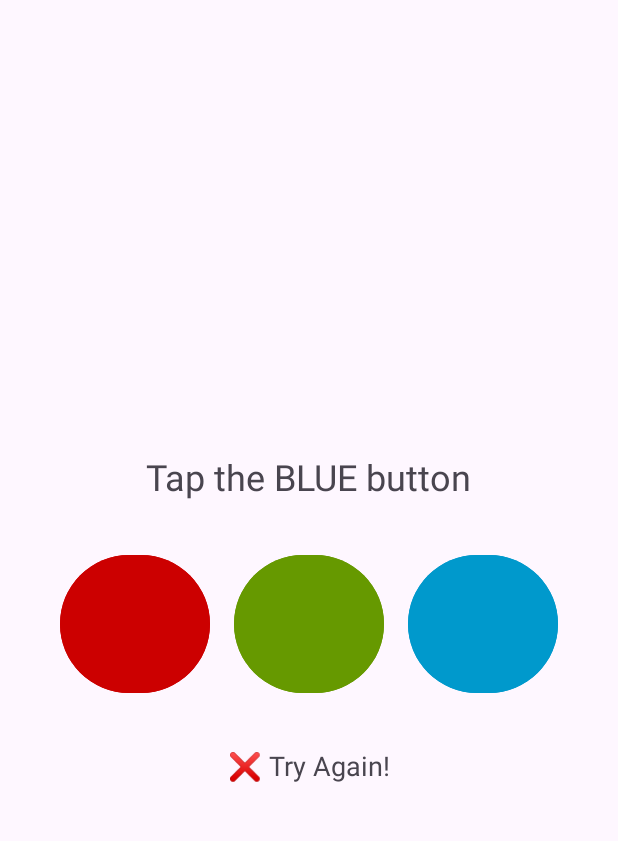
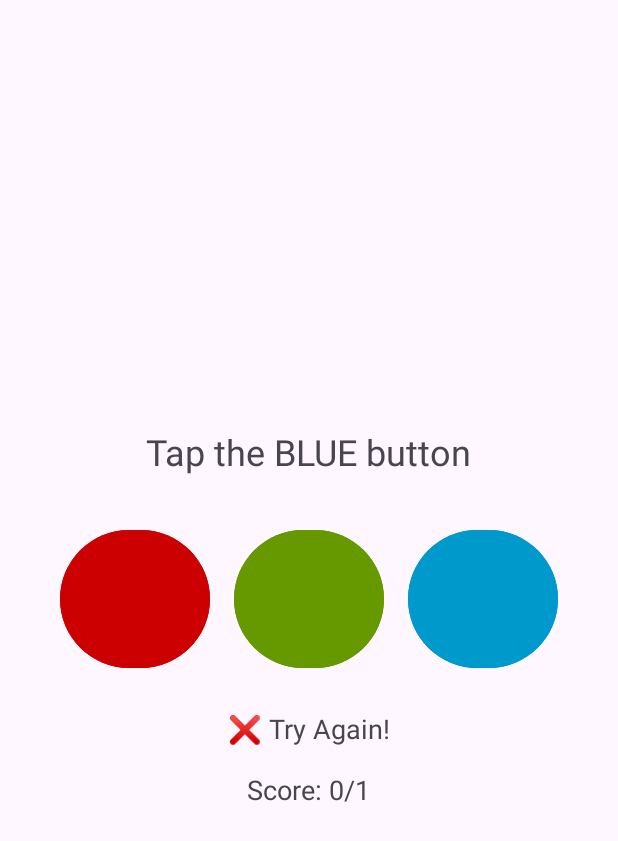
Before and after one commit to SaskPolytechBIS/Vortex_05, an Android app: the NeuroCycleGameActivity screen opened directly, with no data from a screen before it, after a tap on an icon or button, on a phone screen of 412 x 824 dp. Shown: the top 841 px of the screen. Run offline under Robolectric (Android 15) with nearby library versions, the light colour scheme and no system bars.

Commit message:
neurocycle game

```diff
--- a/MS.UserProfile/app/src/main/java/com/example/msuserprofile/NeuroCycleGameActivity.java
+++ b/MS.UserProfile/app/src/main/java/com/example/msuserprofile/NeuroCycleGameActivity.java
@@ -1,20 +1,18 @@
 package com.example.msuserprofile;
 
-
 import android.os.Bundle;
-import android.view.View;
 import android.widget.Button;
 import android.widget.TextView;
 import androidx.appcompat.app.AppCompatActivity;
-import androidx.core.content.ContextCompat;
-
 import java.util.Random;
 
 public class NeuroCycleGameActivity extends AppCompatActivity {
 
-    private TextView tvColorPrompt, tvResult;
+    private TextView tvColorPrompt, tvResult, tvScore;
     private String currentColor = "";
     private final String[] colors = {"RED", "GREEN", "BLUE"};
+    private int score = 0;
+    private int attempts = 0;
     private final Random random = new Random();
 
     @Override
@@ -24,38 +22,33 @@ public class NeuroCycleGameActivity extends AppCompatActivity {
 
         tvColorPrompt = findViewById(R.id.tvColorPrompt);
         tvResult = findViewById(R.id.tvResult);
+        tvScore = findViewById(R.id.tvScore);
+
         Button btnRed = findViewById(R.id.btnRed);
         Button btnGreen = findViewById(R.id.btnGreen);
         Button btnBlue = findViewById(R.id.btnBlue);
 
-        setNewColorPrompt();
+        btnRed.setOnClickListener(v -> checkAnswer("RED"));
+        btnGreen.setOnClickListener(v -> checkAnswer("GREEN"));
+        btnBlue.setOnClickListener(v -> checkAnswer("BLUE"));
 
+        setNewPrompt();
+    }
 
-
-        View.OnClickListener buttonClickListener = view -> {
-
-
-            String clickedColor = "";
-
-            if (view.getId() == R.id.btnRed) clickedColor = "RED";
-            else if (view.getId() == R.id.btnGreen) clickedColor = "GREEN";
-            else if (view.getId() == R.id.btnBlue) clickedColor = "BLUE";
-
-            if (clickedColor.equals(currentColor)) {
+    private void checkAnswer(String selectedColor) {
+        attempts++;
+        if (selectedColor.equals(currentColor)) {
+            score++;
             tvResult.setText("✅ Correct!");
         } else {
             tvResult.setText("❌ Try Again!");
         }
 
-            setNewColorPrompt();
-        };
-
-        btnRed.setOnClickListener(buttonClickListener);
-        btnGreen.setOnClickListener(buttonClickListener);
-        btnBlue.setOnClickListener(buttonClickListener);
+        tvScore.setText("Score: " + score + "/" + attempts);
+        setNewPrompt();
     }
 
-    private void setNewColorPrompt() {
+    private void setNewPrompt() {
         currentColor = colors[random.nextInt(colors.length)];
         tvColorPrompt.setText("Tap the " + currentColor + " button");
     }
--- a/MS.UserProfile/app/src/main/res/layout/activity_neuro_cycle_game.xml
+++ b/MS.UserProfile/app/src/main/res/layout/activity_neuro_cycle_game.xml
@@ -48,7 +48,15 @@
     <TextView
         android:id="@+id/tvResult"
         android:text=""
-        android:layout_marginTop="32dp"
+        android:layout_marginTop="24dp"
+        android:textSize="18sp"
+        android:layout_width="wrap_content"
+        android:layout_height="wrap_content" />
+
+    <TextView
+        android:id="@+id/tvScore"
+        android:text="Score: 0/0"
+        android:layout_marginTop="16dp"
         android:textSize="18sp"
         android:layout_width="wrap_content"
         android:layout_height="wrap_content" />
```
Lines whose indentation alone changed are shown as unchanged.
